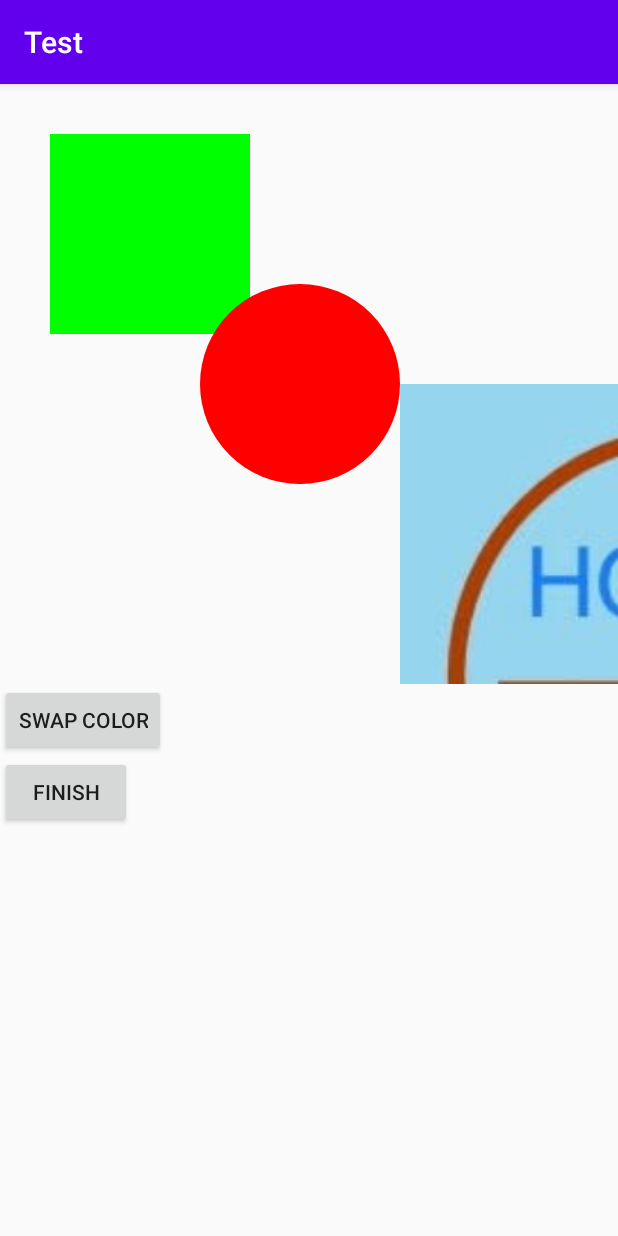
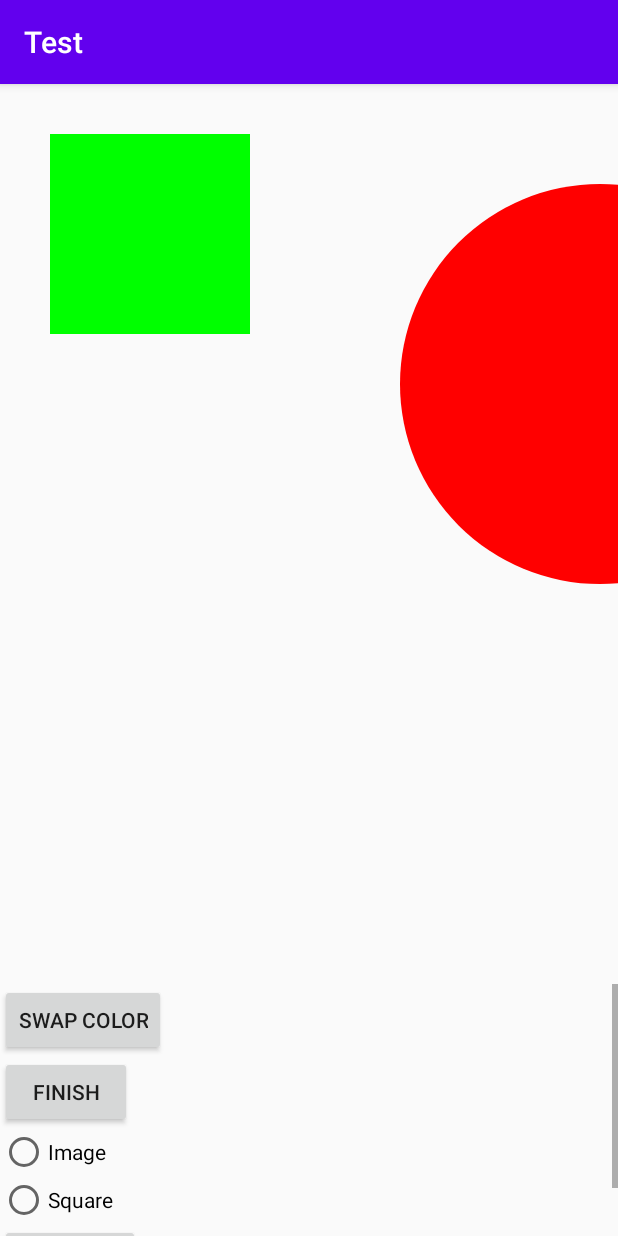
Before and after one commit to RoboticReaper/TestForAAD, an Android app: the CustomActivity screen opened directly, with no data from a screen before it, on a phone screen of 412 x 824 dp. Run offline under Robolectric (Android 15) with nearby library versions, the phone set to English and light mode, and no system bars.

Commit message:
Added RadioButton, when generate it will create selected element.

```diff
--- a/app/src/main/java/com/hoversfw/test/CustomActivity.java
+++ b/app/src/main/java/com/hoversfw/test/CustomActivity.java
@@ -6,6 +6,7 @@ import android.os.Bundle;
 import android.util.Log;
 import android.view.View;
 import android.widget.Button;
+import android.widget.RadioGroup;
 
 import com.hoversfw.test.views.CustomView;
 
@@ -31,6 +32,19 @@ public class CustomActivity extends AppCompatActivity {
                 finish();
             }
         });
+        Button generate=findViewById(R.id.generate);
+        final RadioGroup group=findViewById(R.id.group);
+        generate.setOnClickListener(new View.OnClickListener() {
+            @Override
+            public void onClick(View view) {
+                if(group.getCheckedRadioButtonId()==R.id.squar){
+                    customView.makeSquare();
+                }
+                if(group.getCheckedRadioButtonId()==R.id.image){
+                    customView.makeImage();
+                }
+            }
+        });
+    }
 
-    }
 }
--- a/app/src/main/java/com/hoversfw/test/views/CustomView.java
+++ b/app/src/main/java/com/hoversfw/test/views/CustomView.java
@@ -22,11 +22,17 @@ public class CustomView extends View {
     private Rect rect;
     private Paint paint;
     private Paint circlePaint;
-    private float radius=100f;
-    private float circleX=300f;
+    private float radius=200f;
+    private float circleX=600f;
     private float circleY=300f;
     private boolean blue=false;
     private Bitmap bitmap;
+    private boolean msMake=false;
+private boolean drawb=false;
+    private Rect ms;
+
+    private Paint p;
+
 
     public CustomView(Context context) {
         super(context);
@@ -49,29 +55,16 @@ public class CustomView extends View {
     }
 
 
-    private void init(@Nullable AttributeSet set){
-        rect=new Rect();
-        paint=new Paint(Paint.ANTI_ALIAS_FLAG);
+    private void init(@Nullable AttributeSet set) {
+        rect = new Rect();
+        paint = new Paint(Paint.ANTI_ALIAS_FLAG);
         paint.setColor(Color.GREEN);
-        circlePaint=new Paint();
+        circlePaint = new Paint();
         circlePaint.setAntiAlias(true);
         circlePaint.setColor(Color.RED);
-        bitmap=BitmapFactory.decodeResource(getResources(),R.drawable.hoversfw);
-        getViewTreeObserver().addOnGlobalLayoutListener(new ViewTreeObserver.OnGlobalLayoutListener() {
-            @Override
-            public void onGlobalLayout() {
-                getViewTreeObserver().removeOnGlobalLayoutListener(this);
-                bitmap=getResizedBitmap(bitmap,getWidth(),getHeight());
-            }
-        });
-    }
-
-    private Bitmap getResizedBitmap(Bitmap bitmap, int width, int height) {
-        Matrix matrix=new Matrix();
-        RectF src=new RectF(0,0,bitmap.getWidth(),bitmap.getHeight());
-        RectF dest=new RectF(0,0,width,height);
-        matrix.setRectToRect(src,dest, Matrix.ScaleToFit.CENTER);
-        return Bitmap.createBitmap(bitmap,0,0,bitmap.getWidth(),bitmap.getHeight(),matrix,true);
+        bitmap = BitmapFactory.decodeResource(getResources(),R.drawable.hoversfw);
+        ms=new Rect();
+        p=new Paint();
     }
 
     public void swap(){
@@ -98,6 +91,16 @@ public class CustomView extends View {
         }
         postInvalidate();
         Log.d("CustomView","Done");
+    }
+
+    public void makeSquare(){
+        msMake=true;
+        postInvalidate();
+    }
+
+    public void makeImage(){
+        drawb=true;
+        postInvalidate();
     }
 
     @Override
@@ -140,6 +143,16 @@ public class CustomView extends View {
         rect.right=rect.left+200;
         canvas.drawRect(rect,paint);
         canvas.drawCircle(circleX,circleY,radius,circlePaint);
-        canvas.drawBitmap(bitmap,400,300,null);
+        if(msMake){
+            ms.left=200;
+            ms.top=0;
+            ms.right=400;
+            ms.bottom=200;
+            p.setColor(Color.YELLOW);
+            canvas.drawRect(ms,p);
+        }
+        if(drawb){
+            canvas.drawBitmap(bitmap,400,500,null);
+        }
     }
 }
--- a/app/src/main/res/layout/activity_custom.xml
+++ b/app/src/main/res/layout/activity_custom.xml
@@ -10,16 +10,47 @@
     <com.hoversfw.test.views.CustomView
         android:layout_width="match_parent"
         android:id="@+id/customView"
-        android:layout_height="400dp"/>
+        android:layout_height="600dp"/>
+    <ScrollView
+        android:layout_width="match_parent"
+        android:layout_height="wrap_content">
+        <LinearLayout
+            android:layout_width="match_parent"
+            android:layout_height="wrap_content"
+            android:orientation="vertical">
     <Button
         android:layout_width="wrap_content"
         android:layout_height="wrap_content"
         android:text="Swap color"
+
         android:id="@+id/swap"/>
     <Button
         android:layout_width="wrap_content"
         android:layout_height="wrap_content"
         android:text="Finish"
         android:id="@+id/exit"/>
+    <RadioGroup
+        android:layout_width="wrap_content"
+        android:layout_height="wrap_content"
+        android:id="@+id/group"
+        android:orientation="vertical">
+        <RadioButton
+            android:layout_width="wrap_content"
+            android:layout_height="wrap_content"
+            android:text="Image"
+            android:id="@+id/image"/>
+        <RadioButton
+            android:layout_width="wrap_content"
+            android:layout_height="wrap_content"
+            android:id="@+id/squar"
+            android:text="Square"/>
+    </RadioGroup>
+    <Button
+        android:layout_width="wrap_content"
+        android:layout_height="wrap_content"
+        android:text="Generate"
+        android:id="@+id/generate"/>
+        </LinearLayout>
+    </ScrollView>
 
 </LinearLayout>
```
